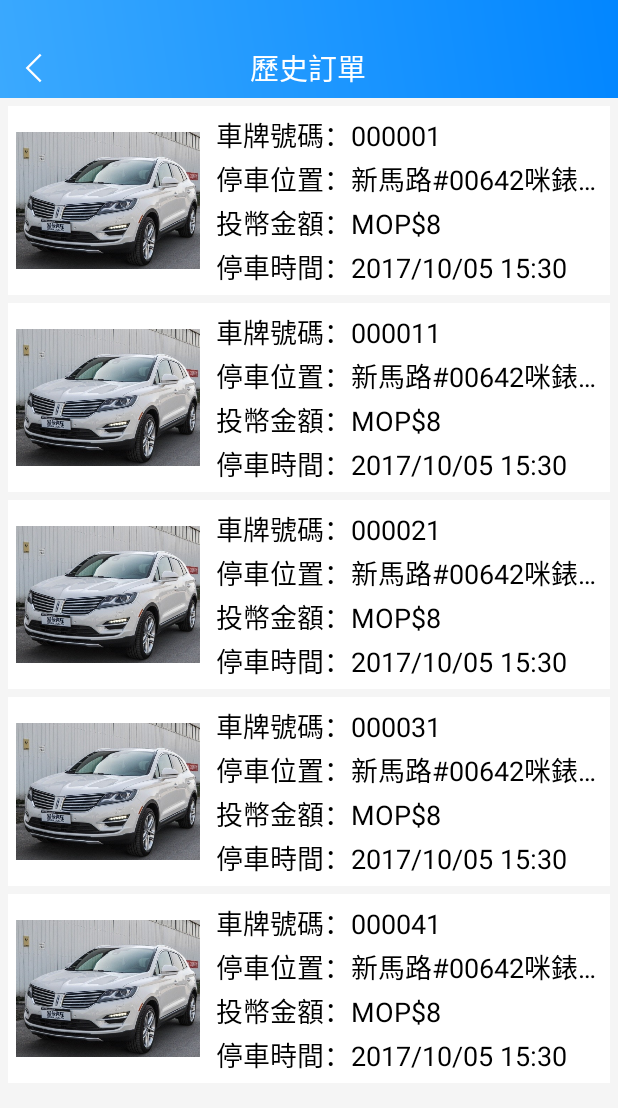
After one commit to 17710622616/BSFSlotMachine, an Android app: the HistoryOrderActivity screen opened directly, with no data from a screen before it, on a phone screen of 412 x 824 dp. The commit adds this screen. Shown: the top 1108 px of the screen. Run offline under Robolectric (Android 15) with nearby library versions, the phone set to English and light mode, and no system bars.

Commit message:
整改界面，主要是下方的三個按鈕界面風格及圖片                  其他也不知道改了什麼，就這麼備註吧                  2017.8.3:做了狀態欄變色的操作，投機取巧的方法，直接頂上去，然後置頂， 然後設置padding，還有我的 2017.8.4写了我的界面里设置，个人信息，个人资产三个按钮及里面的界面 2017.8.8我的，車輛，歷史訂單，優惠券

```diff
--- a/app/src/main/AndroidManifest.xml
+++ b/app/src/main/AndroidManifest.xml
@@ -21,6 +21,8 @@
         <activity android:name=".BSSMActivity.Mine.PersonalSettingActivity"/>
         <activity android:name=".BSSMActivity.Mine.WalletActivity"/>
         <activity android:name=".BSSMActivity.Mine.DiscountActivity"/>
+        <activity android:name=".BSSMActivity.Mine.HistoryOrderActivity"/>
+        <activity android:name=".BSSMActivity.Mine.CarListActivity"/>
     </application>
 
 </manifest>
--- a/app/src/main/java/com/bs/john_li/bsfslotmachine/BSSMActivity/Mine/DiscountActivity.java
+++ b/app/src/main/java/com/bs/john_li/bsfslotmachine/BSSMActivity/Mine/DiscountActivity.java
@@ -49,9 +49,10 @@ public class DiscountActivity extends BaseActivity implements View.OnClickListen
 
         discountList = new ArrayList<>();
         for (int i = 0;i<3;i++) {
-            discountList.add("优惠券"+i);
+            discountList.add("MOP$"+i+".0");
         }
         discountLv.setAdapter(new DiscountAdapter(this, discountList));
+        discountLv.setDivider(null);
     }
 
     @Override
--- /dev/null
+++ b/app/src/main/java/com/bs/john_li/bsfslotmachine/BSSMActivity/Mine/HistoryOrderActivity.java
@@ -0,0 +1,74 @@
+package com.bs.john_li.bsfslotmachine.BSSMActivity.Mine;
+
+import android.os.Bundle;
+import android.support.annotation.Nullable;
+import android.view.View;
+import android.widget.AdapterView;
+import android.widget.ListView;
+
+import com.bs.john_li.bsfslotmachine.BSSMActivity.BaseActivity;
+import com.bs.john_li.bsfslotmachine.BSSMAdapter.HistoryOrderAdapter;
+import com.bs.john_li.bsfslotmachine.BSSMView.BSSMHeadView;
+import com.bs.john_li.bsfslotmachine.R;
+
+import java.util.ArrayList;
+import java.util.List;
+
+/**
+ * 歷史訂單
+ * Created by John_Li on 9/8/2017.
+ */
+
+public class HistoryOrderActivity extends BaseActivity implements View.OnClickListener{
+    private BSSMHeadView historyHead;
+    private ListView historyLv;
+    private List<String> mHistoryList;
+    private HistoryOrderAdapter mHistoryOrderAdapter;
+    @Override
+    protected void onCreate(@Nullable Bundle savedInstanceState) {
+        super.onCreate(savedInstanceState);
+        setContentView(R.layout.activity_history_order);
+        initView();
+        setListener();
+        initData();
+    }
+
+    @Override
+    public void initView() {
+        historyHead = findViewById(R.id.history_head);
+        historyLv = findViewById(R.id.history_lv);
+    }
+
+    @Override
+    public void setListener() {
+        historyLv.setOnItemClickListener(new AdapterView.OnItemClickListener() {
+            @Override
+            public void onItemClick(AdapterView<?> adapterView, View view, int i, long l) {
+
+            }
+        });
+    }
+
+    @Override
+    public void initData() {
+        historyHead.setTitle("歷史訂單");
+        historyHead.setLeft(this);
+        mHistoryList = new ArrayList<>();
+        for (int i = 0; i < 5; i++) {
+            mHistoryList.add("車牌號碼：0000" + i+1);
+        }
+
+        mHistoryOrderAdapter = new HistoryOrderAdapter(mHistoryList, this);
+        historyLv.setAdapter(mHistoryOrderAdapter);
+        historyLv.setDivider(null);
+    }
+
+    @Override
+    public void onClick(View view) {
+        switch (view.getId()){
+            case R.id.head_left:
+                finish();
+                break;
+        }
+    }
+}
--- /dev/null
+++ b/app/src/main/java/com/bs/john_li/bsfslotmachine/BSSMAdapter/HistoryOrderAdapter.java
@@ -0,0 +1,63 @@
+package com.bs.john_li.bsfslotmachine.BSSMAdapter;
+
+import android.content.Context;
+import android.view.LayoutInflater;
+import android.view.View;
+import android.view.ViewGroup;
+import android.widget.BaseAdapter;
+import android.widget.TextView;
+
+import com.bs.john_li.bsfslotmachine.R;
+
+import java.util.List;
+
+/**
+ * Created by John_Li on 9/8/2017.
+ */
+
+public class HistoryOrderAdapter extends BaseAdapter {
+    private List<String> historyList;
+    private LayoutInflater inflater;
+    private Context mContext;
+
+    public  HistoryOrderAdapter(List<String> historyList, Context context) {
+        this.historyList = historyList;
+        this.mContext = context;
+        inflater = LayoutInflater.from(context);
+    }
+    @Override
+    public int getCount() {
+        return historyList.size();
+    }
+
+    @Override
+    public Object getItem(int i) {
+        return historyList.get(i);
+    }
+
+    @Override
+    public long getItemId(int i) {
+        return i;
+    }
+
+    @Override
+    public View getView(int i, View view, ViewGroup viewGroup) {
+        ViewHolder holder;
+        View convertView = view;
+        if (convertView == null){
+            holder = new ViewHolder();
+            convertView = inflater.inflate(R.layout.item_history_order, null);
+            holder.licenseNumTv = convertView.findViewById(R.id.item_history_licensenum);
+            convertView.setTag(holder);
+        } else {
+            holder = (ViewHolder) convertView.getTag();
+        }
+
+        holder.licenseNumTv.setText(historyList.get(i));
+        return convertView;
+    }
+
+    class ViewHolder {
+        public TextView licenseNumTv;
+    }
+}
--- /dev/null
+++ b/app/src/main/res/layout/activity_history_order.xml
@@ -0,0 +1,18 @@
+<?xml version="1.0" encoding="utf-8"?>
+<LinearLayout xmlns:android="http://schemas.android.com/apk/res/android"
+    android:orientation="vertical"
+    android:layout_width="match_parent"
+    android:layout_height="match_parent"
+    android:background="@color/colorMineGray">
+
+    <com.bs.john_li.bsfslotmachine.BSSMView.BSSMHeadView
+        android:id="@+id/history_head"
+        android:layout_width="match_parent"
+        android:layout_height="wrap_content"/>
+
+    <ListView
+        android:id="@+id/history_lv"
+        android:layout_width="match_parent"
+        android:layout_height="match_parent"
+        android:padding="5dp"/>
+</LinearLayout>
--- a/app/src/main/res/layout/activity_wallet.xml
+++ b/app/src/main/res/layout/activity_wallet.xml
@@ -44,7 +44,7 @@
         android:layout_marginTop="8dp"
         style="@style/UnderLineTextView"/>
     <LinearLayout
-        android:id="@+id/mine_mycar"
+        android:id="@+id/mine_transaction_detial"
         style="@style/MineItemLinearLayout">
         <ImageView
             style="@style/MineItemImageView"
--- /dev/null
+++ b/app/src/main/res/layout/item_history_order.xml
@@ -0,0 +1,58 @@
+<?xml version="1.0" encoding="utf-8"?>
+<LinearLayout xmlns:android="http://schemas.android.com/apk/res/android"
+    android:orientation="horizontal"
+    android:layout_width="match_parent"
+    android:layout_height="match_parent"
+    android:paddingBottom="5dp">
+    <ImageView
+        android:layout_width="0dp"
+        android:layout_height="match_parent"
+        android:layout_weight="1"
+        android:padding="5dp"
+        android:src="@mipmap/car_sample"
+        android:background="@color/colorWight"
+        android:scaleType="fitCenter"/>
+
+    <LinearLayout
+        android:layout_width="0dp"
+        android:layout_height="wrap_content"
+        android:layout_weight="2"
+        android:orientation="vertical"
+        android:gravity="center"
+        android:background="@color/colorWight"
+        android:padding="5dp">
+        <TextView
+            android:id="@+id/item_history_licensenum"
+            android:layout_width="match_parent"
+            android:layout_height="wrap_content"
+            android:textSize="18sp"
+            android:textColor="@color/colorBlack"/>
+        <TextView
+            android:id="@+id/item_history_place"
+            android:layout_width="match_parent"
+            android:layout_height="wrap_content"
+            android:text="停車位置：新馬路#00642咪錶位"
+            android:textSize="18sp"
+            android:textColor="@color/colorBlack"
+            android:singleLine="true"
+            android:layout_marginTop="2dp"/>
+        <TextView
+            android:id="@+id/item_history_price"
+            android:layout_width="match_parent"
+            android:layout_height="wrap_content"
+            android:text="投幣金額：MOP$8"
+            android:textSize="18sp"
+            android:textColor="@color/colorBlack"
+            android:singleLine="true"
+            android:layout_marginTop="2dp"/>
+        <TextView
+            android:id="@+id/item_history_time"
+            android:layout_width="match_parent"
+            android:layout_height="wrap_content"
+            android:text="停車時間：2017/10/05 15:30"
+            android:textSize="18sp"
+            android:textColor="@color/colorBlack"
+            android:singleLine="true"
+            android:layout_marginTop="2dp"/>
+    </LinearLayout>
+</LinearLayout>
--- a/app/src/main/res/layout/layout_mine_item.xml
+++ b/app/src/main/res/layout/layout_mine_item.xml
@@ -8,7 +8,7 @@
         android:layout_marginTop="8dp"
         style="@style/UnderLineTextView"/>
     <LinearLayout
-        android:id="@+id/mine_mycar"
+        android:id="@+id/mine_mycar_ll"
         style="@style/MineItemLinearLayout">
         <ImageView
             style="@style/MineItemImageView"
--- a/app/src/main/res/values/colors.xml
+++ b/app/src/main/res/values/colors.xml
@@ -17,4 +17,5 @@
     <color name="colorMineOringe">#E87765</color>
     <color name="colorMineGreen">#7FC247</color>
     <color name="colorLoginOutRed">#F32E2E</color>
+    <color name="colorNewGreen">#53EEBD</color>
 </resources>
```
Also changed, not shown: app/src/main/java/com/bs/john_li/bsfslotmachine/BSSMActivity/Mine/CarListActivity.java (added, +71 -0 lines), app/src/main/java/com/bs/john_li/bsfslotmachine/BSSMAdapter/CarListAdapter.java (added, +62 -0 lines), app/src/main/java/com/bs/john_li/bsfslotmachine/BSSMAdapter/DiscountAdapter.java (+8 -0 lines), app/src/main/java/com/bs/john_li/bsfslotmachine/BSSMFragment/MineFragment.java (+14 -1 lines), app/src/main/res/layout/activity_car_list.xml (added, +16 -0 lines), app/src/main/res/layout/item_car_list.xml (added, +69 -0 lines), app/src/main/res/layout/item_discount.xml (+73 -7 lines), app/src/main/res/mipmap-hdpi/car_sample.png (added), app/src/main/res/mipmap-hdpi/new_discount.png (added).
